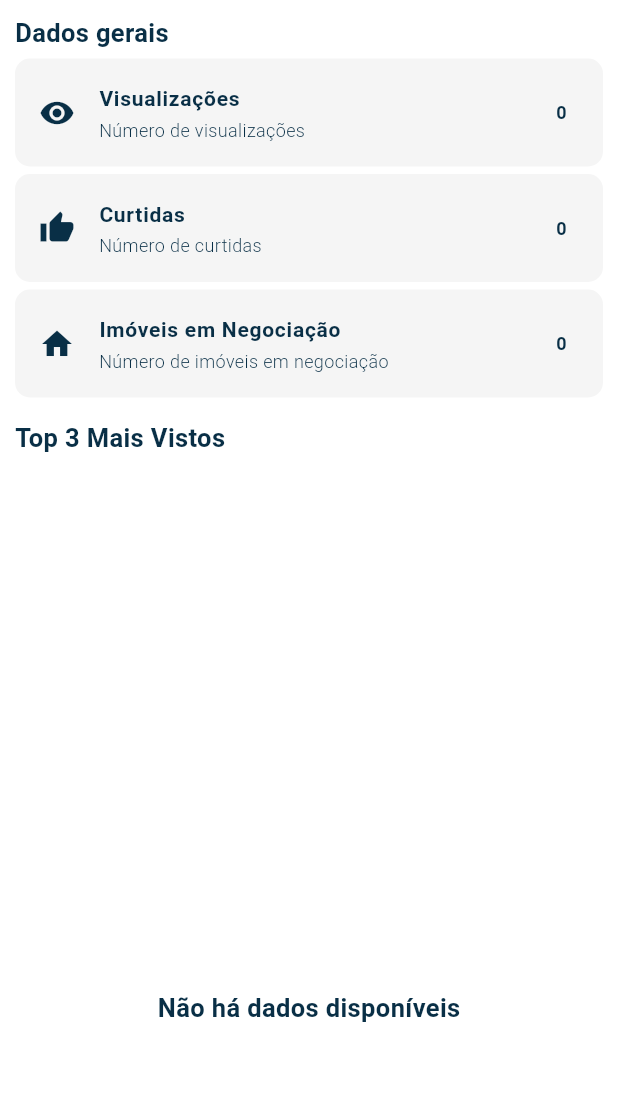
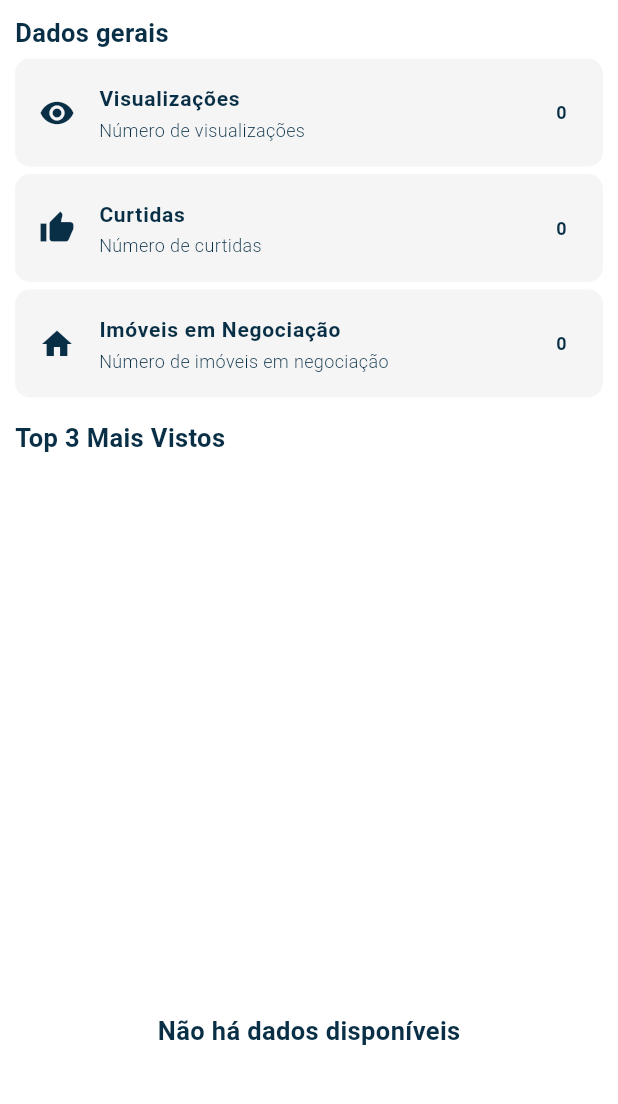
Before and after one commit to allanmiller143/App-space-Imoveis-novo, a Flutter app: the DashPage screen opened directly, on a phone screen of 412 x 824 dp, the part 120-1224 px from its top. Run offline on Flutter 3.47's test engine with Material 3 defaults, Android fonts, the phone set to English and light mode, and no system bars; our stand-ins replace carousel_slider, dropdown_search, expandable_text, firebase_auth, firebase_core, font_awesome_flutter and 7 more; missing offline and left inert: flutter_rating_null_safe, number_paginator, rating_summary; accounts and stored records are empty; generated files the repository leaves out were written again; network calls fail; Roboto replaces fonts that are missing (SourceSerif4-VariableFont_opsz,wght); statements that could not run were skipped.

Commit message:
add: consertei o tamanho dos cards

```diff
--- a/lib/componentes/global_components/Grid/grid.dart
+++ b/lib/componentes/global_components/Grid/grid.dart
@@ -28,7 +28,7 @@ class PropertyGrid extends StatelessWidget {
                 crossAxisCount: 2,
                 crossAxisSpacing: 5.0,
                 mainAxisSpacing: 5,
-                childAspectRatio: 0.75,
+                childAspectRatio: 0.72,
               ),
               itemCount: 6,
               itemBuilder: (context, index) {
@@ -62,7 +62,7 @@ class PropertyGrid extends StatelessWidget {
                         crossAxisCount: 2, // Number of columns
                         crossAxisSpacing: 5.0,
                         mainAxisSpacing: 5,
-                        childAspectRatio: 0.75, // Aspect ratio between width and height
+                        childAspectRatio: 0.72, // Aspect ratio between width and height
                       ),
                       itemCount: controller.properties.length,
                       itemBuilder: (context, index) {
--- a/lib/pages/DashBoardPages/Dash/DashPage.dart
+++ b/lib/pages/DashBoardPages/Dash/DashPage.dart
@@ -111,7 +111,7 @@ class DashPage extends StatelessWidget {
                       ),
                       SizedBox(height: 5),
                       Container(
-                        height: 255,
+                        height: 270,
                         child: ListView.builder(
                           scrollDirection: Axis.horizontal,
                           itemCount: controller.top3.length > 3 ? 3 : controller.top3.length,
```
